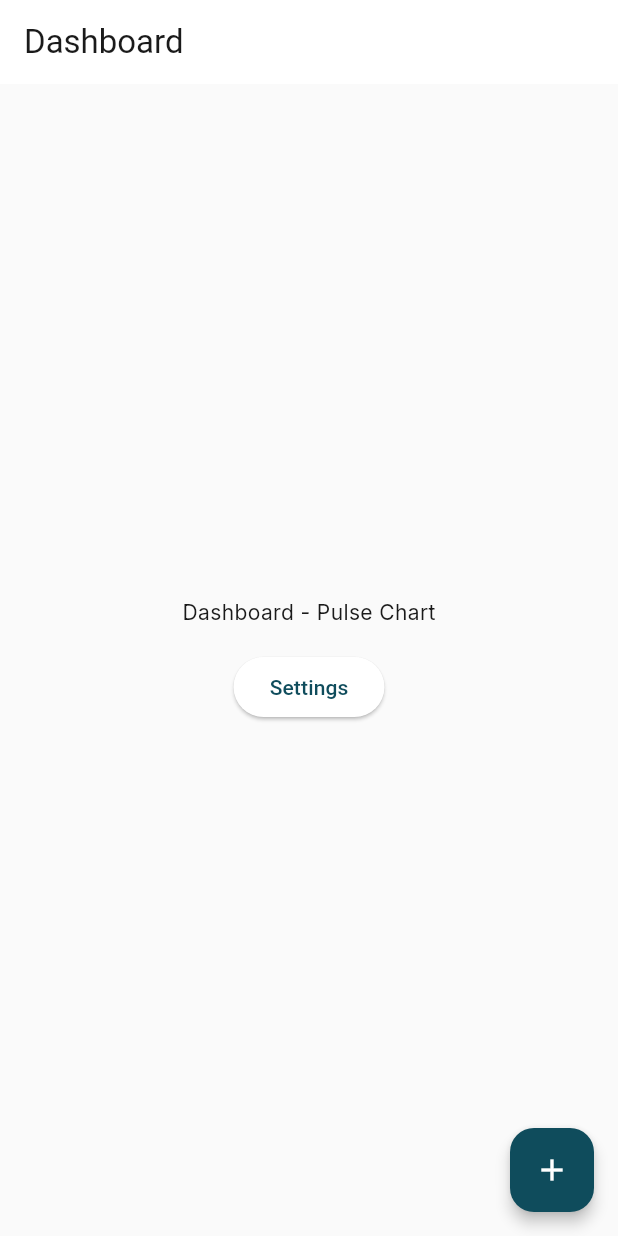
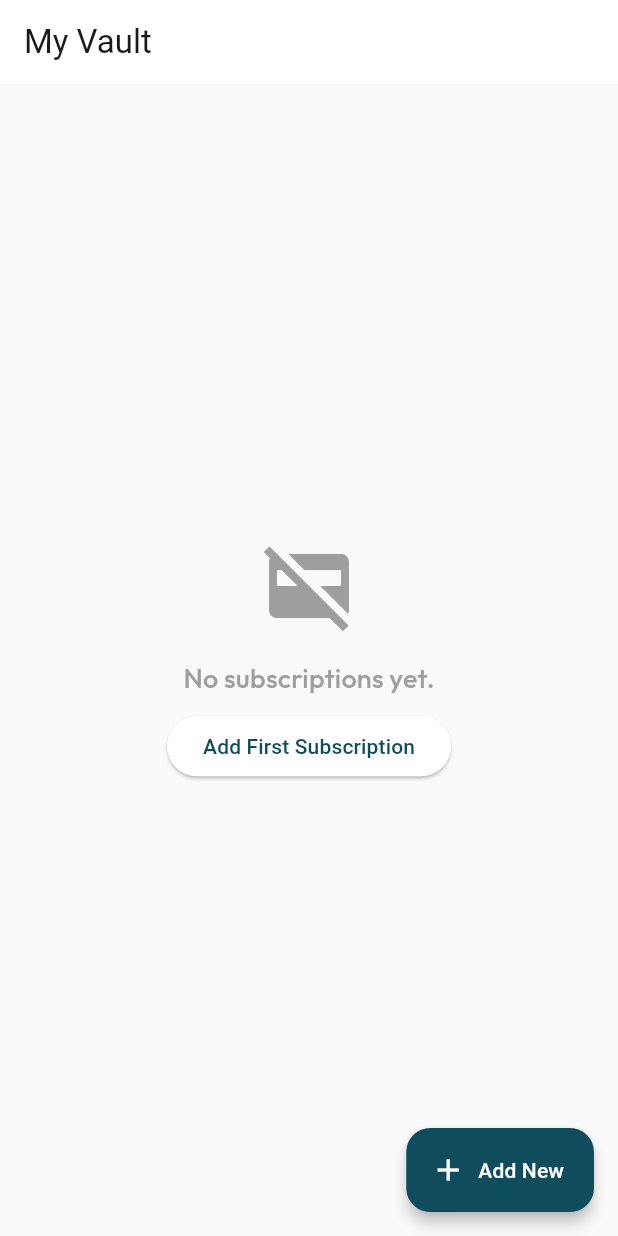
Before and after one commit to jimmybeer/sub-sentry, a Flutter app: the screen it shows after launch, on a phone screen of 412 x 824 dp. Run offline on Flutter 3.47's test engine with Material 3 defaults, Android fonts, the phone set to English and light mode, and no system bars; our stand-ins replace flutter_riverpod, go_router, google_fonts, hive, hive_flutter, riverpod_annotation; accounts and stored records are empty; generated files the repository leaves out were written again.

Commit message:
feat(vault): implement dashboard list view and hive integration

```diff
--- a/lib/features/dashboard/presentation/dashboard_screen.dart
+++ b/lib/features/dashboard/presentation/dashboard_screen.dart
@@ -1,30 +1,137 @@
 import 'package:flutter/material.dart';
+import 'package:flutter_riverpod/flutter_riverpod.dart';
 import 'package:go_router/go_router.dart';
+import 'package:intl/intl.dart';
+import '../../subscriptions/domain/subscription.dart';
+import '../../subscriptions/presentation/providers/subscription_controller.dart';
+import '../../subscriptions/presentation/widgets/subscription_card.dart';
 
-class DashboardScreen extends StatelessWidget {
+class DashboardScreen extends ConsumerWidget {
   const DashboardScreen({super.key});
 
   @override
-  Widget build(BuildContext context) {
+  Widget build(BuildContext context, WidgetRef ref) {
+    final asyncSubs = ref.watch(subscriptionControllerProvider);
+
     return Scaffold(
-      appBar: AppBar(title: const Text('Dashboard')),
-      body: Center(
+      appBar: AppBar(
+        title: const Text('My Vault'),
+        centerTitle: false,
+      ),
+      body: asyncSubs.when(
+        data: (subs) {
+          if (subs.isEmpty) {
+            return Center(
                 child: Column(
               mainAxisAlignment: MainAxisAlignment.center,
               children: [
-            const Text('Dashboard - Pulse Chart'),
+                const Icon(Icons.credit_card_off, size: 64, color: Colors.grey),
                 const SizedBox(height: 16),
+                Text(
+                  'No subscriptions yet.',
+                  style: Theme.of(context).textTheme.titleMedium?.copyWith(
+                        color: Colors.grey,
+                      ),
+                ),
+                const SizedBox(height: 8),
                 ElevatedButton(
-              onPressed: () => context.push('/settings'),
-              child: const Text('Settings'),
+                  onPressed: () => context.go('/add'),
+                  child: const Text('Add First Subscription'),
+                ),
+              ],
+            ));
+          }
+
+          final totalMonthly =
+              subs.fold(0.0, (sum, s) => sum + _normalizeCost(s));
+
+          return Column(
+            children: [
+              // Summary Card
+              Container(
+                width: double.infinity,
+                margin: const EdgeInsets.all(16),
+                padding: const EdgeInsets.all(24),
+                decoration: BoxDecoration(
+                  gradient: LinearGradient(
+                    colors: [
+                      Theme.of(context).primaryColor,
+                      Theme.of(context).primaryColor.withOpacity(0.8),
+                    ],
+                    begin: Alignment.topLeft,
+                    end: Alignment.bottomRight,
+                  ),
+                  borderRadius: BorderRadius.circular(24),
+                  boxShadow: [
+                    BoxShadow(
+                      color: Theme.of(context).primaryColor.withOpacity(0.3),
+                      blurRadius: 10,
+                      offset: const Offset(0, 4),
+                    ),
+                  ],
+                ),
+                child: Column(
+                  children: [
+                    const Text(
+                      'Total Monthly Cost',
+                      style: TextStyle(
+                        color: Colors.white70,
+                        fontSize: 16,
+                      ),
+                    ),
+                    const SizedBox(height: 8),
+                    Text(
+                      NumberFormat.simpleCurrency(locale: 'en_GB')
+                          .format(totalMonthly),
+                      style: const TextStyle(
+                        color: Colors.white,
+                        fontSize: 36,
+                        fontWeight: FontWeight.bold,
+                      ),
                     ),
                   ],
                 ),
               ),
-      floatingActionButton: FloatingActionButton(
+
+              // List
+              Expanded(
+                child: ListView.builder(
+                  padding: const EdgeInsets.only(bottom: 80), // Fab space
+                  itemCount: subs.length,
+                  itemBuilder: (context, index) {
+                    final sub = subs[index];
+                    return SubscriptionCard(
+                      subscription: sub,
+                      onTap: () => context.go('/edit/${sub.id}'),
+                    );
+                  },
+                ),
+              ),
+            ],
+          );
+        },
+        loading: () => const Center(child: CircularProgressIndicator()),
+        error: (e, st) =>
+            Center(child: Text('Error loading subscriptions: $e')),
+      ),
+      floatingActionButton: FloatingActionButton.extended(
         onPressed: () => context.go('/add'),
-        child: const Icon(Icons.add),
+        icon: const Icon(Icons.add),
+        label: const Text('Add New'),
       ),
     );
   }
+
+  double _normalizeCost(Subscription s) {
+    switch (s.cycle) {
+      case BillingCycle.weekly:
+        return s.cost * 4.33; // Approx weeks in month
+      case BillingCycle.monthly:
+        return s.cost;
+      case BillingCycle.quarterly:
+        return s.cost / 3;
+      case BillingCycle.yearly:
+        return s.cost / 12;
     }
+  }
+}
```
Also changed, not shown: lib/features/subscriptions/presentation/widgets/subscription_card.dart (added, +109 -0 lines), lib/main.dart (+17 -1 lines), 3 other files. Lines whose indentation alone changed are shown as unchanged.
